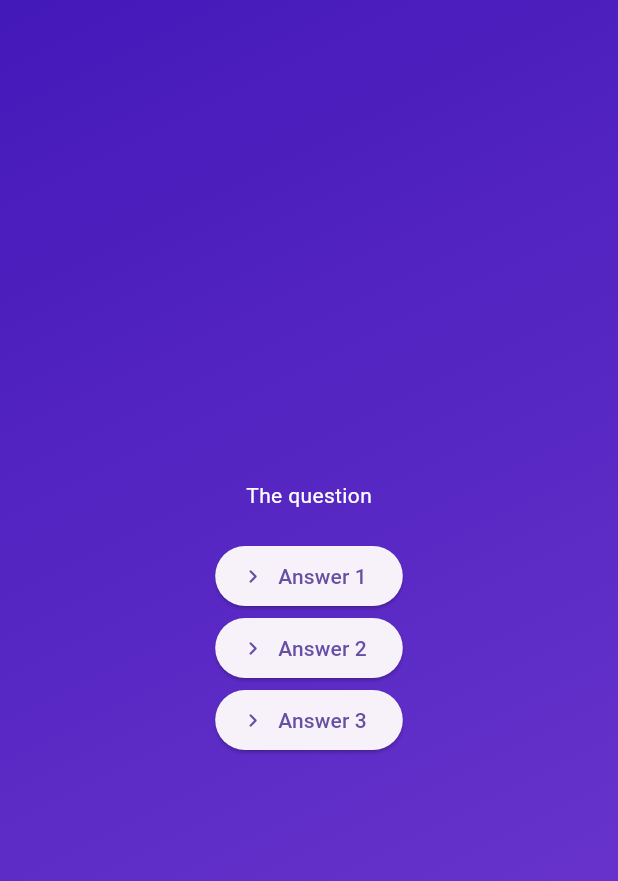
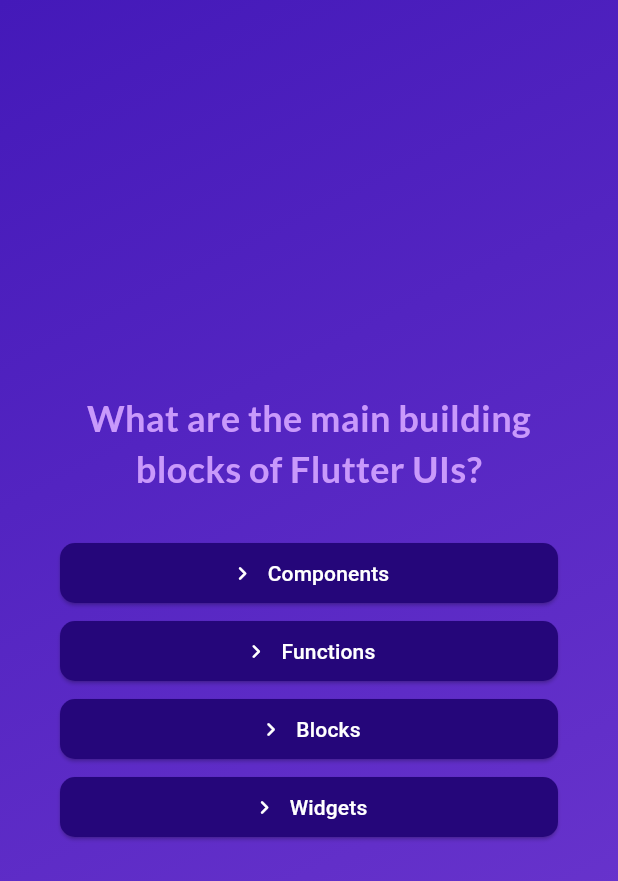
Before and after one commit to Bemo7/Flutter_Adv_Basics, a Flutter app: the screen it shows after launch, after a tap on "Start Quiz", on a phone screen of 412 x 824 dp. Shown: the top 881 px of the screen. Run offline on Flutter 3.47's test engine with Material 3 defaults, Android fonts, the phone set to English and light mode, and no system bars; our stand-ins replace google_fonts.

Commit message:
Added Dynamic View of Questions and their answers

```diff
--- /dev/null
+++ b/lib/answer_button.dart
@@ -0,0 +1,38 @@
+import 'package:flutter/material.dart';
+
+class AnswerButton extends StatelessWidget {
+  final String answerText;
+  final void Function() onTap;
+
+  // const AnswerButton(this.answerText, this.onTap,{super.key});
+
+  const AnswerButton(
+    {
+      super.key,
+      required this.answerText,
+      required this.onTap,
+    }
+  );
+
+  @override
+  Widget build(BuildContext context) {
+    return ElevatedButton.icon(
+      onPressed: onTap,
+      label: Text(
+        answerText,
+        textAlign: TextAlign.center,
+      ),
+      style: ElevatedButton.styleFrom(
+        foregroundColor: Colors.white,
+        backgroundColor: Color.fromARGB(255, 37, 6, 122),
+        shape: RoundedRectangleBorder(
+          borderRadius: BorderRadiusGeometry.circular(
+            10
+          ),
+        ),
+        padding: const EdgeInsets.symmetric(vertical: 10, horizontal: 40)
+      ),
+      icon: Icon(Icons.navigate_next_rounded),
+    );
+  }
+}
--- a/lib/main.dart
+++ b/lib/main.dart
@@ -1,5 +1,4 @@
 import 'package:adv_basics/quiz.dart';
-import 'package:adv_basics/start_screen.dart';
 import 'package:flutter/material.dart';
 
 void main() {
--- a/lib/models/quiz_question.dart
+++ b/lib/models/quiz_question.dart
@@ -3,4 +3,10 @@ class QuizQuestion {
   final List<String> answers;
 
   const QuizQuestion(this.text, this.answers);
+
+  List<String> getShuffleAnswers(){
+    final shuffledList = List.of(answers);
+    shuffledList..shuffle();
+    return shuffledList;
+  }
 }
--- a/lib/questions_screen.dart
+++ b/lib/questions_screen.dart
@@ -1,44 +1,71 @@
 import 'package:flutter/material.dart';
 
+import 'package:google_fonts/google_fonts.dart';
+
+import 'package:adv_basics/answer_button.dart';
+import 'package:adv_basics/data/questions.dart';
+
 class QuestionsScreen extends StatefulWidget {
-  const QuestionsScreen({super.key});
+  final void Function(String answer) onSelectAnswer;
+
+  const QuestionsScreen({super.key, required this.onSelectAnswer});
 
   @override
   State<StatefulWidget> createState() {
-    return _QuestionScreen();
+    return _QuestionsScreen();
   }
 }
 
-class _QuestionScreen extends State<QuestionsScreen> {
+class _QuestionsScreen extends State<QuestionsScreen> {
+  var currentQuestionIndex = 0;
+
+  void answerQuestion(String selectedAnswer) {
+    widget.onSelectAnswer(selectedAnswer);
+    setState(() {
+      // currentQuestionIndex = currentQuestionIndex + 1;
+      // currentQuestionIndex += 1;
+      currentQuestionIndex++;
+    });
+  }
+
   @override
   Widget build(BuildContext context) {
+    final currentQuestion = questions[currentQuestionIndex];
+
     return SizedBox(
       width: double.infinity,
+      child: Container(
+        margin: EdgeInsets.all(40),
         child: Column(
           mainAxisAlignment: MainAxisAlignment.center,
+          crossAxisAlignment: CrossAxisAlignment.stretch,
+          spacing: 4,
           children: [
-          const Text("The question",
-          style: TextStyle(
-            color: Colors.white
+            Text(
+              currentQuestion.text,
+              // style: const TextStyle(color: Colors.white),
+              style: GoogleFonts.lato(
+                color: const Color.fromARGB(255, 201, 153, 251),
+                fontSize: 24,
+                fontWeight: FontWeight.bold,
               ),
+              textAlign: TextAlign.center,
             ),
             const SizedBox(height: 20),
-          ElevatedButton.icon(
-            onPressed: () {},
-            label: Text("Answer 1"),
-            icon: Icon(Icons.navigate_next_rounded),
+            ...currentQuestion.getShuffleAnswers().map((e) {
+              return AnswerButton(
+                answerText: e,
+                onTap: () {
+                  answerQuestion(e);
+                },
+              );
+            }),
+            // AnswerButton("Answer", () {}),
+            // AnswerButton(answerText: currentQuestion.answers[0], onTap: () {}),
+            // AnswerButton(answerText: currentQuestion.answers[1], onTap: () {}),
+            // AnswerButton(answerText: currentQuestion.answers[2], onTap: () {}),
+          ],
         ),
-          ElevatedButton.icon(
-            onPressed: () {},
-            label: Text("Answer 2"),
-            icon: Icon(Icons.navigate_next_rounded),
-          ),
-          ElevatedButton.icon(
-            onPressed: () {},
-            label: Text("Answer 3"),
-            icon: Icon(Icons.navigate_next_rounded),
-          ),
-        ],
       ),
     );
   }
--- a/lib/quiz.dart
+++ b/lib/quiz.dart
@@ -1,3 +1,4 @@
+import 'package:adv_basics/data/questions.dart';
 import 'package:adv_basics/questions_screen.dart';
 import 'package:adv_basics/start_screen.dart';
 import 'package:flutter/material.dart';
@@ -13,6 +14,7 @@ class Quiz extends StatefulWidget {
 
 class _Quiz extends State<Quiz> {
   // Widget? activeScreen;
+  List<String> selectedAnswers = [];
   var activeScreen = 'start-screen';
 
   // @override
@@ -33,6 +35,17 @@ class _Quiz extends State<Quiz> {
     });
   }
 
+  void chooseAnswer(String answer) {
+    selectedAnswers.add(answer);
+
+    if (selectedAnswers.length == questions.length) {
+      setState(() {
+        selectedAnswers = [];
+        activeScreen = 'start_screen';
+      });
+    }
+  }
+
   @override
   Widget build(BuildContext context) {
     // final screenWidget = activeScreen == 'start-screen'
@@ -42,7 +55,7 @@ class _Quiz extends State<Quiz> {
     Widget screenWidget = StartScreen(switchScreen);
 
     if (activeScreen == 'question-screen') {
-      screenWidget = QuestionsScreen();
+      screenWidget = QuestionsScreen(onSelectAnswer: chooseAnswer);
     }
 
     return MaterialApp(
--- a/lib/start_screen.dart
+++ b/lib/start_screen.dart
@@ -1,4 +1,5 @@
 import 'package:flutter/material.dart';
+import 'package:google_fonts/google_fonts.dart';
 
 class StartScreen extends StatelessWidget {
   final void Function() startQuiz;
@@ -26,7 +27,11 @@ class StartScreen extends StatelessWidget {
           SizedBox(height: 80),
           Text(
             'Learn Flutter the fun way!',
-            style: TextStyle(fontSize: 24, color: Colors.white),
+            // style: TextStyle(fontSize: 24, color: Colors.white),
+            style: GoogleFonts.lato(
+              color: const Color.fromARGB(255, 237, 223, 252),
+              fontSize: 24,
+            ),
           ),
           SizedBox(height: 30),
           OutlinedButton.icon(
--- a/pubspec.yaml
+++ b/pubspec.yaml
@@ -34,6 +34,7 @@ dependencies:
   # The following adds the Cupertino Icons font to your application.
   # Use with the CupertinoIcons class for iOS style icons.
   cupertino_icons: ^1.0.8
+  google_fonts: ^6.2.1
 
 dev_dependencies:
   flutter_test:
```
Also changed, not shown: pubspec.lock, 1 other file. Lines whose indentation alone changed are shown as unchanged.
